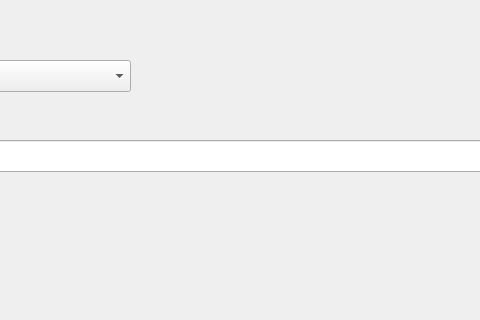
Above: ui/mainwindow.ui from ziaddevv/Guide_Me_Path_Finder before the change; both pictures show x 270 to 750 and y 280 to 600 of the 1120 by 600 pixel window. Below: the same form after it.
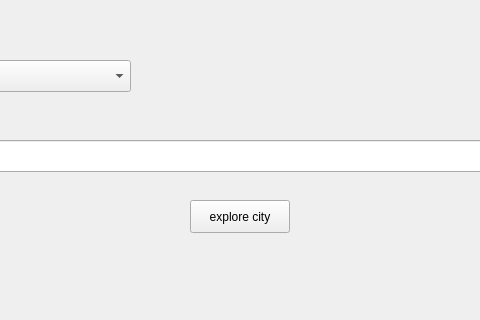
That is the form after the change.

Commit message: added a new city class and city explorer window

```diff
--- a/ui/mainwindow.ui
+++ b/ui/mainwindow.ui
@@ -175,6 +175,19 @@
      <string>Choose a Map</string>
     </property>
    </widget>
+   <widget class="QPushButton" name="exploreButton">
+    <property name="geometry">
+     <rect>
+      <x>460</x>
+      <y>480</y>
+      <width>100</width>
+      <height>33</height>
+     </rect>
+    </property>
+    <property name="text">
+     <string>explore city</string>
+    </property>
+   </widget>
   </widget>
   <widget class="QMenuBar" name="menubar">
    <property name="geometry">
```
Left out of the diff: 2 changed lines with no effect on the pictures. The commit also changes 13 other files.
